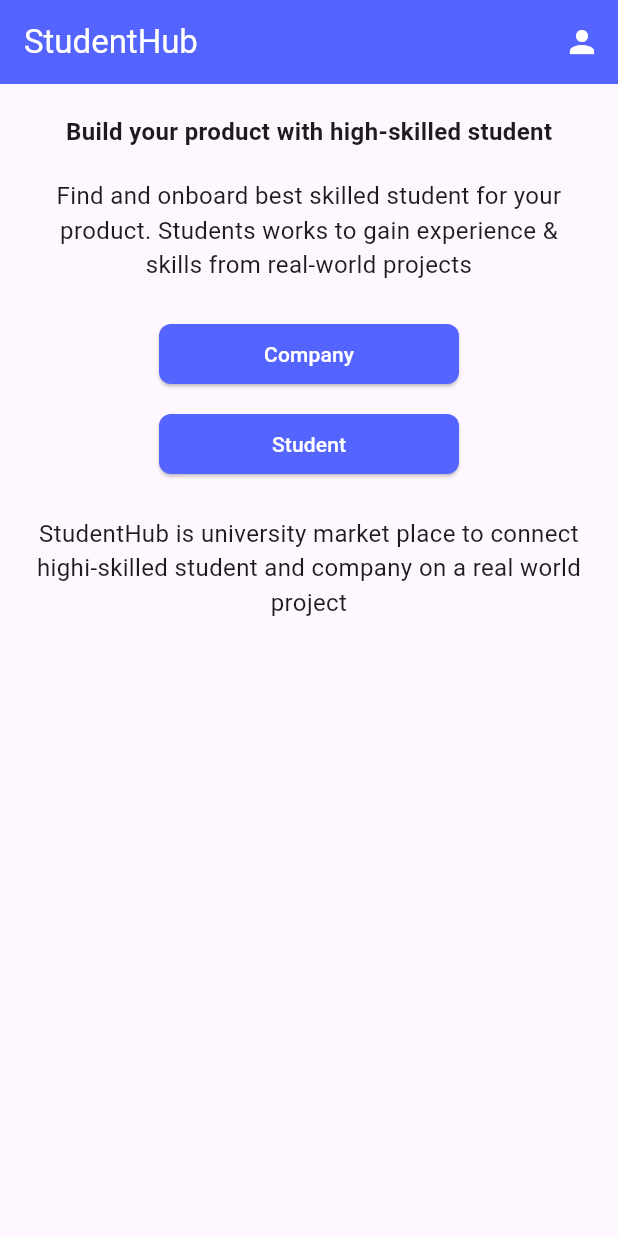
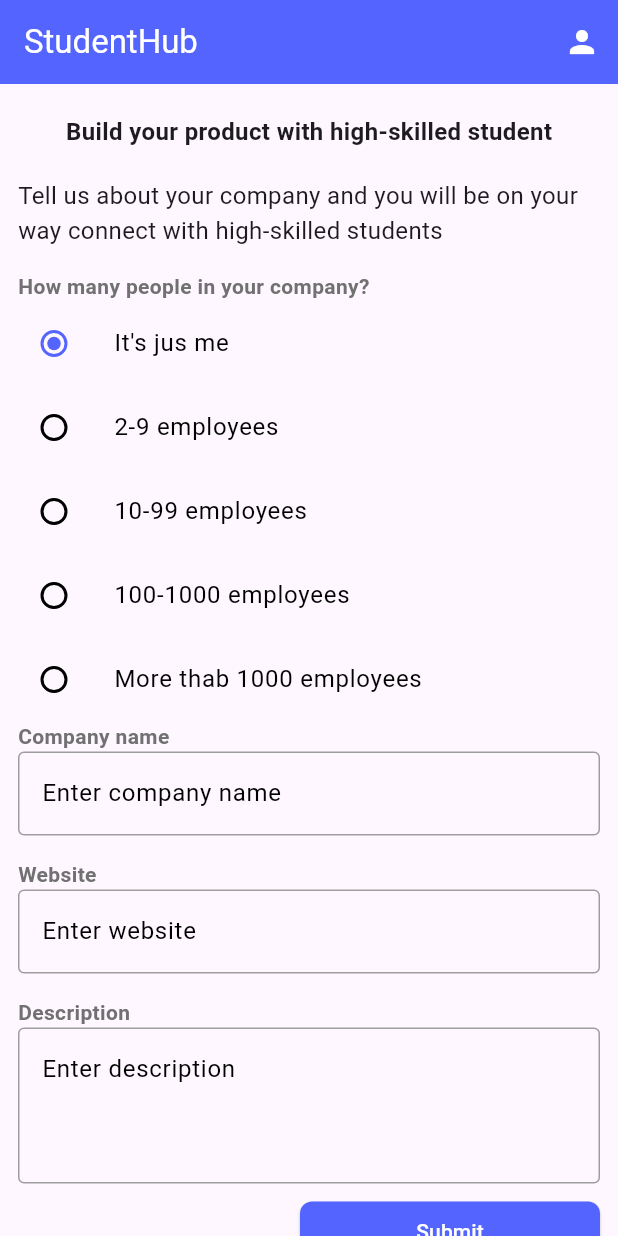
Before and after one commit to Minhnhat1104/FinalProject-Group12-Advanced-Mobile-Application-Development, a Flutter app: the screen it shows after launch, on a phone screen of 412 x 824 dp. Run offline on Flutter 3.47's test engine with Material 3 defaults, Android fonts, the phone set to English and light mode, and no system bars.

Commit message:
done profile input company

```diff
--- a/lib/constants/style.dart
+++ b/lib/constants/style.dart
@@ -1 +1,19 @@
+import 'package:flutter/material.dart';
+import 'package:student_hub/constants/colors.dart';
+
 const double APP_PADDING_X = 12;
+
+const INPUT_TITLE_STYLE =
+    TextStyle(fontSize: 14, fontWeight: FontWeight.bold, color: tdGrey);
+
+InputDecoration inputOutlined(String hintText) {
+  return InputDecoration(
+    focusedBorder: OutlineInputBorder(
+      borderSide: BorderSide(color: Colors.greenAccent, width: 1.0),
+    ),
+    enabledBorder: OutlineInputBorder(
+      borderSide: BorderSide(color: Colors.grey, width: 1.0),
+    ),
+    hintText: hintText,
+  );
+}
--- a/lib/main.dart
+++ b/lib/main.dart
@@ -3,6 +3,7 @@
 import 'package:student_hub/constants/style.dart';
 import 'package:student_hub/screens/Home/index.dart';
 import 'package:student_hub/screens/Login/index.dart';
+import 'package:student_hub/screens/Profile/not_have_profile.dart';
 import 'package:student_hub/widgets/header_nav_widget.dart';
 
 void main() {
@@ -26,7 +27,7 @@
             ),
             child: Container(
                 padding: EdgeInsets.symmetric(horizontal: APP_PADDING_X),
-                child: Home()),
+                child: NotHaveProfile()),
           ), // Set LoginScreen as the home screen
         ));
   }
--- /dev/null
+++ b/lib/screens/Profile/not_have_profile.dart
@@ -0,0 +1,174 @@
+import 'package:flutter/material.dart';
+import 'package:student_hub/constants/colors.dart';
+import 'package:student_hub/constants/style.dart';
+
+class NotHaveProfile extends StatefulWidget {
+  const NotHaveProfile({Key? key}) : super(key: key);
+
+  @override
+  _NotHaveProfileState createState() => _NotHaveProfileState();
+}
+
+class _NotHaveProfileState extends State<NotHaveProfile> {
+  final _formKey = GlobalKey<FormState>();
+
+  @override
+  Widget build(BuildContext context) {
+    return Container(
+      child: Column(
+        crossAxisAlignment: CrossAxisAlignment.start,
+        children: [
+          SizedBox(height: 20),
+          Center(
+            child: Text(
+              'Build your product with high-skilled student',
+              style: TextStyle(fontSize: 16, fontWeight: FontWeight.bold),
+            ),
+          ),
+          SizedBox(height: 20),
+          Text(
+            'Tell us about your company and you will be on your way connect with high-skilled students',
+            style: TextStyle(fontSize: 16, fontWeight: FontWeight.normal),
+            textAlign: TextAlign.left,
+          ),
+          SizedBox(height: 16),
+          CompanyForm(formKey: _formKey)
+        ],
+      ),
+    );
+  }
+}
+
+class CompanyForm extends StatelessWidget {
+  const CompanyForm({
+    super.key,
+    required GlobalKey<FormState> formKey,
+  }) : _formKey = formKey;
+
+  final GlobalKey<FormState> _formKey;
+
+  @override
+  Widget build(BuildContext context) {
+    return Form(
+        key: _formKey,
+        child: Column(
+          crossAxisAlignment: CrossAxisAlignment.start,
+          children: [
+            Text(
+              'How many people in your company?',
+              style: INPUT_TITLE_STYLE,
+              textAlign: TextAlign.left,
+            ),
+            CompanyPeopleRadio(),
+            Text(
+              'Company name',
+              style: INPUT_TITLE_STYLE,
+              textAlign: TextAlign.left,
+            ),
+            TextFormField(
+              // The validator receives the text that the user has entered.
+              decoration: inputOutlined('Enter company name'),
+              validator: (value) {
+                if (value == null || value.isEmpty) {
+                  return 'Please enter company name';
+                }
+                return null;
+              },
+            ),
+            SizedBox(height: 16),
+            Text(
+              'Website',
+              style: INPUT_TITLE_STYLE,
+              textAlign: TextAlign.left,
+            ),
+            TextFormField(
+              decoration: inputOutlined('Enter website'),
+              // The validator receives the text that the user has entered.
+              validator: (value) {
+                if (value == null || value.isEmpty) {
+                  return 'Please enter website';
+                }
+                return null;
+              },
+            ),
+            SizedBox(height: 16),
+            Text(
+              'Description',
+              style: INPUT_TITLE_STYLE,
+              textAlign: TextAlign.left,
+            ),
+            TextFormField(
+              minLines: 3,
+              maxLines: 3,
+              // The validator receives the text that the user has entered.
+              decoration: inputOutlined('Enter description'),
+              validator: (value) {
+                if (value == null || value.isEmpty) {
+                  return 'Please enter description';
+                }
+                return null;
+              },
+            ),
+            Padding(
+              padding: const EdgeInsets.symmetric(vertical: 8),
+              child: Align(
+                alignment: Alignment.centerRight,
+                child: ElevatedButton(
+                  child: Text(
+                    'Submit',
+                    style: TextStyle(color: tdWhite),
+                  ),
+                  onPressed: () {},
+                  style: ElevatedButton.styleFrom(
+                      backgroundColor: tdNeonBlue,
+                      fixedSize: Size(200, 40),
+                      shape: RoundedRectangleBorder(
+                          borderRadius: BorderRadius.circular(8))),
+                ),
+              ),
+            ),
+          ],
+        ));
+  }
+}
+
+class CompanyPeopleRadio extends StatefulWidget {
+  const CompanyPeopleRadio({super.key});
+
+  @override
+  State<CompanyPeopleRadio> createState() => _CompanyRadioPeopleState();
+}
+
+var companyPeopleOption = {
+  1: "It's jus me",
+  2: "2-9 employees",
+  3: "10-99 employees",
+  4: "100-1000 employees",
+  5: "More thab 1000 employees",
+};
+
+class _CompanyRadioPeopleState extends State<CompanyPeopleRadio> {
+  int value = 1;
+
+  @override
+  Widget build(BuildContext context) {
+    return Column(
+      children: <Widget>[
+        for (var _key in companyPeopleOption.keys)
+          ListTile(
+            title: Text(companyPeopleOption[_key].toString()),
+            contentPadding: EdgeInsets.all(0),
+            leading: Radio<int>(
+              value: _key,
+              groupValue: value,
+              onChanged: (int? value) {
+                setState(() {
+                  value = _key;
+                });
+              },
+            ),
+          ),
+      ],
+    );
+  }
+}
```
